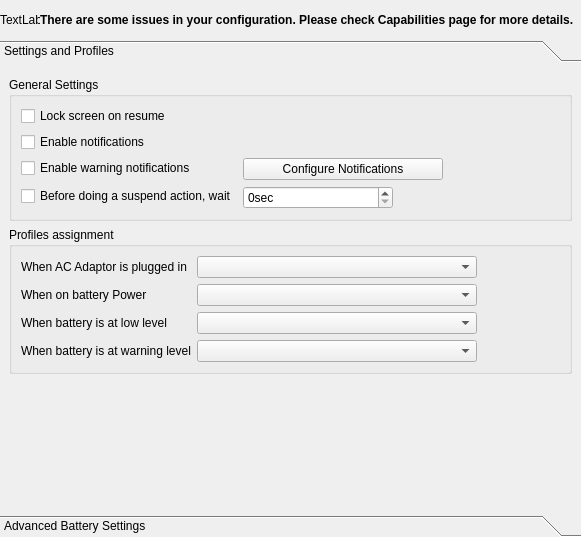
Above: kcmodule/generalPage.ui from KDE/powerdevil before the change. Below: the same form after it.
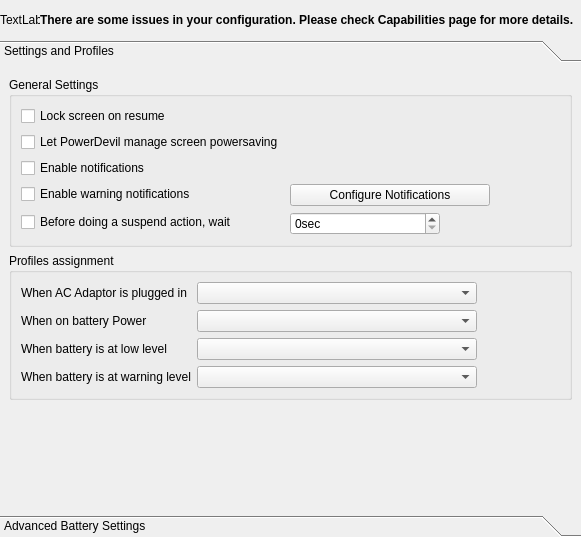
That is the form after the change. Custom widgets are drawn as their Qt base class.

```diff
--- a/kcmodule/generalPage.ui
+++ b/kcmodule/generalPage.ui
@@ -95,7 +95,7 @@
             </property>
            </widget>
           </item>
-          <item row="1" column="0" >
+          <item row="2" column="0" >
            <widget class="QCheckBox" name="notificationsBox" >
             <property name="toolTip" >
              <string>Enables standard notifications</string>
@@ -111,7 +111,7 @@
             </property>
            </widget>
           </item>
-          <item row="2" column="0" >
+          <item row="3" column="0" >
            <widget class="QCheckBox" name="warningNotificationsBox" >
             <property name="toolTip" >
              <string>Enables warning notifications</string>
@@ -124,7 +124,7 @@
             </property>
            </widget>
           </item>
-          <item row="2" column="1" >
+          <item row="3" column="1" >
            <widget class="QPushButton" name="notificationsButton" >
             <property name="maximumSize" >
              <size>
@@ -137,7 +137,7 @@
             </property>
            </widget>
           </item>
-          <item row="3" column="0" >
+          <item row="4" column="0" >
            <widget class="QCheckBox" name="suspendWait" >
             <property name="toolTip" >
              <string>Interval for interactive confirm notifications</string>
@@ -150,7 +150,7 @@
             </property>
            </widget>
           </item>
-          <item row="3" column="1" >
+          <item row="4" column="1" >
            <widget class="KIntSpinBox" name="suspendWaitTime" >
             <property name="maximumSize" >
              <size>
@@ -166,6 +166,13 @@
             </property>
            </widget>
           </item>
+          <item row="1" column="0" >
+           <widget class="QCheckBox" name="enableDPMSBox" >
+            <property name="text" >
+             <string>Let PowerDevil manage screen powersaving</string>
+            </property>
+           </widget>
+          </item>
          </layout>
         </widget>
        </item>
```
